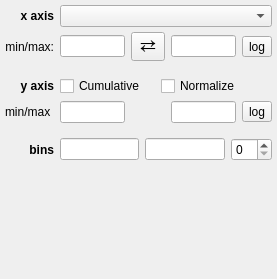
Qt form glue/viewers/histogram/qt/options_widget.ui (glue-viz/glue) before a commit.
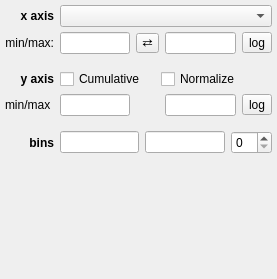
The same form after that commit.

Commit message: Remove explicit font size

Diff of the .ui file:
```diff
--- a/glue/viewers/histogram/qt/options_widget.ui
+++ b/glue/viewers/histogram/qt/options_widget.ui
@@ -205,11 +205,6 @@
    </item>
    <item row="1" column="4">
     <widget class="QToolButton" name="button_flip_x">
-     <property name="font">
-      <font>
-       <pointsize>14</pointsize>
-      </font>
-     </property>
      <property name="styleSheet">
       <string notr="true">padding: 0px</string>
      </property>
```
